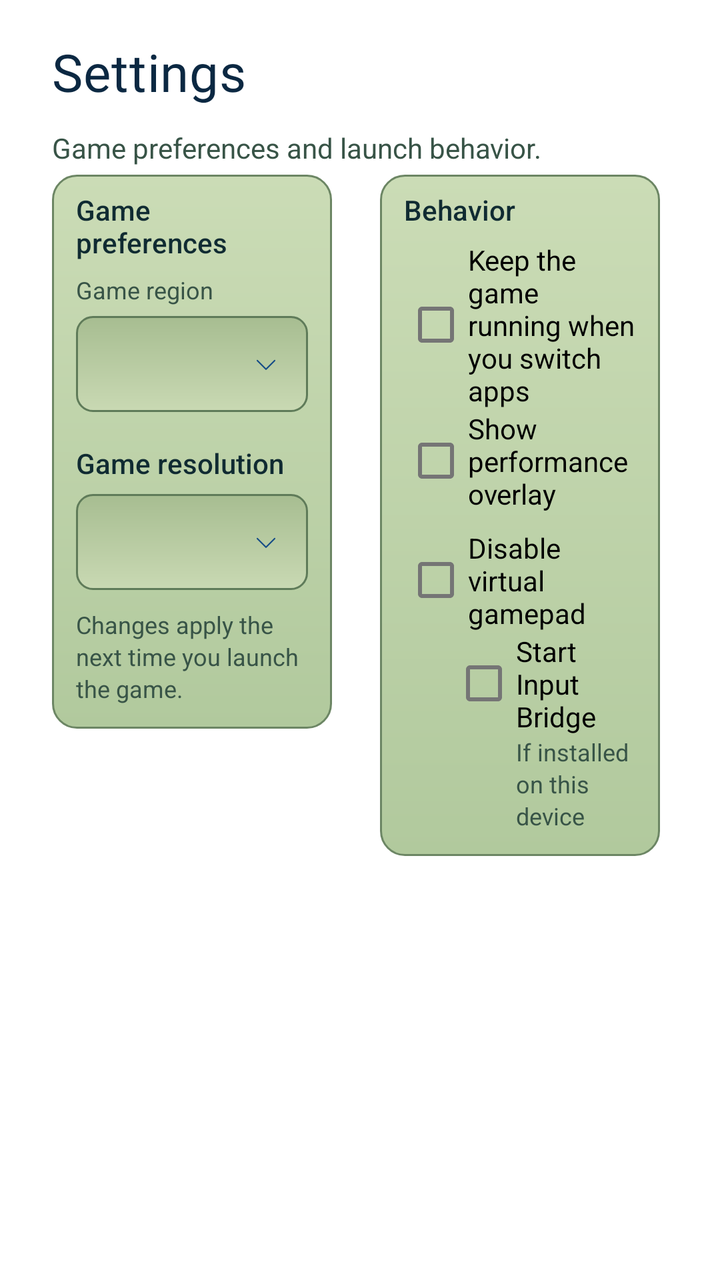
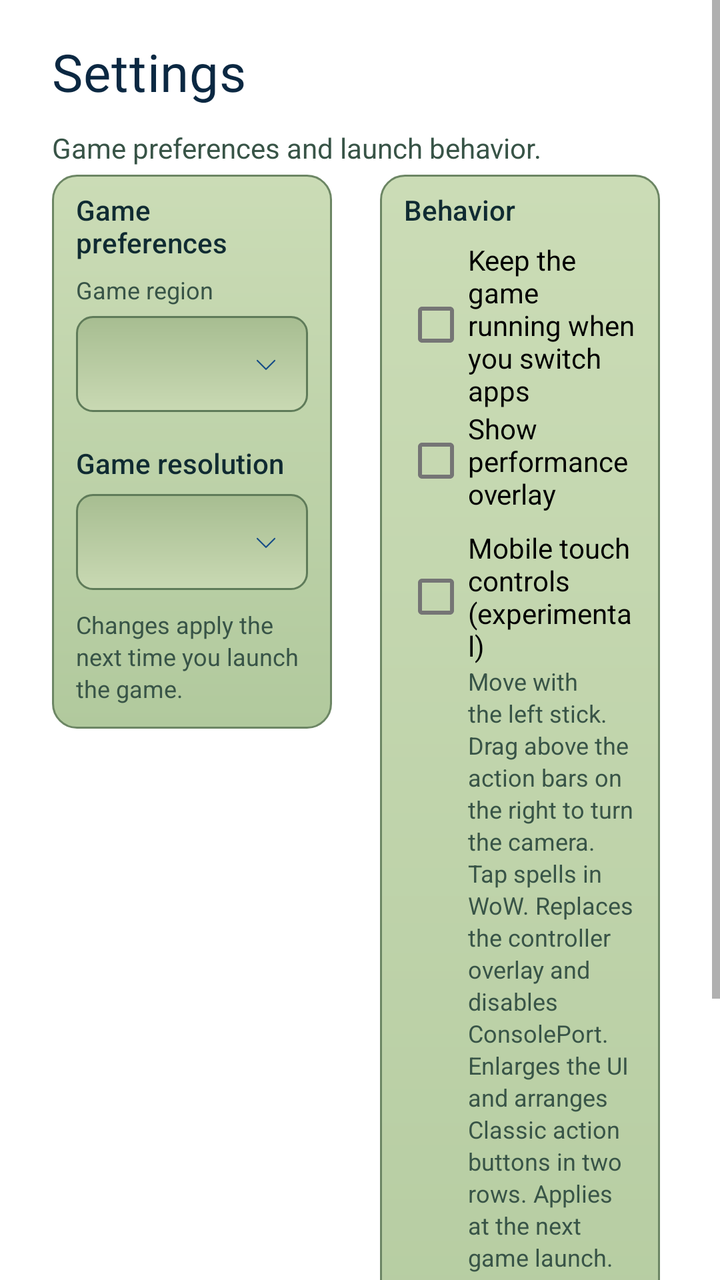

Two renders of the same Android screen: before a commit and after it. Below are the layout's source before the change and the commit's diff.
<!-- AndroidManifest.xml: fallback theme Theme.MaterialComponents.DayNight.NoActionBar -->
<!-- res/layout/fragment_wehavephones_settings.xml -->
<?xml version="1.0" encoding="utf-8"?>
<ScrollView
    xmlns:android="http://schemas.android.com/apk/res/android"
    android:layout_width="match_parent"
    android:layout_height="match_parent"
    android:scrollbars="vertical"
    android:scrollbarStyle="insideInset">
    <LinearLayout
        android:layout_width="match_parent"
        android:layout_height="wrap_content"
        android:orientation="vertical"
        android:paddingLeft="26dp"
        android:paddingRight="26dp"
        android:paddingTop="22dp"
        android:paddingBottom="12dp">
        <TextView
            style="@style/WeHavePhonesScreenTitle"
            android:text="@string/wehavephones_settings_title"
            android:textColor="@color/wehavephones_text_title"
            android:textSize="26sp" />
        <TextView
            style="@style/WeHavePhonesHint"
            android:layout_marginTop="6dp"
            android:text="@string/wehavephones_settings_intro"
            android:textSize="14sp" />
        <LinearLayout
            android:layout_width="match_parent"
            android:layout_height="wrap_content"
            android:orientation="horizontal"
            android:baselineAligned="false"
            android:layout_marginTop="4dp">
            <LinearLayout
                android:layout_width="0dp"
                android:layout_height="wrap_content"
                android:layout_weight="1"
                android:layout_marginRight="12dp"
                android:orientation="vertical"
                android:background="@drawable/wehavephones_card_background"
                android:paddingLeft="12dp"
                android:paddingRight="12dp"
                android:paddingTop="8dp"
                android:paddingBottom="12dp">
                <TextView
                    style="@style/WeHavePhonesSectionLabel"
                    android:layout_marginTop="0dp"
                    android:text="@string/wehavephones_settings_game_preferences" />
                <TextView
                    style="@style/WeHavePhonesHint"
                    android:text="@string/wehavephones_setup_region"
                    android:layout_marginBottom="5dp" />
                <Spinner
                    android:id="@+id/SPSettingsRegion"
                    android:layout_width="match_parent"
                    android:layout_height="48dp"
                    android:background="@drawable/wehavephones_dropdown"
                    android:contentDescription="@string/wehavephones_setup_region" />
                <TextView
                    style="@style/WeHavePhonesSectionLabel"
                    android:text="@string/wehavephones_settings_resolution_title" />
                <Spinner
                    android:id="@+id/SPGameResolution"
                    android:layout_width="match_parent"
                    android:layout_height="48dp"
                    android:background="@drawable/wehavephones_dropdown"
                    android:contentDescription="@string/wehavephones_settings_resolution_title" />
                <TextView
                    style="@style/WeHavePhonesHint"
                    android:layout_marginTop="9dp"
                    android:text="@string/wehavephones_settings_region_hint" />
            </LinearLayout>
            <LinearLayout
                android:layout_width="0dp"
                android:layout_height="wrap_content"
                android:layout_weight="1"
                android:layout_marginLeft="12dp"
                android:orientation="vertical"
                android:background="@drawable/wehavephones_card_background"
                android:paddingLeft="12dp"
                android:paddingRight="12dp"
                android:paddingTop="8dp"
                android:paddingBottom="12dp">
                <TextView
                    style="@style/WeHavePhonesSectionLabel"
                    android:layout_marginTop="0dp"
                    android:text="@string/wehavephones_settings_behavior_title" />
                <CheckBox
                    android:id="@+id/CBKeepRunningInBackground"
                    android:layout_width="match_parent"
                    android:layout_height="wrap_content"
                    android:text="@string/wehavephones_settings_keep_running" />
                <CheckBox
                    android:id="@+id/CBPerformanceOverlay"
                    android:layout_width="match_parent"
                    android:layout_height="wrap_content"
                    android:text="@string/wehavephones_settings_performance_overlay" />
                <CheckBox
                    android:id="@+id/CBDisableVirtualGamepad"
                    android:layout_width="match_parent"
                    android:layout_height="wrap_content"
                    android:layout_marginTop="8dp"
                    android:text="@string/wehavephones_settings_disable_virtual_gamepad" />
                <CheckBox
                    android:id="@+id/CBStartInputBridge"
                    android:layout_width="match_parent"
                    android:layout_height="wrap_content"
                    android:layout_marginLeft="24dp"
                    android:text="@string/wehavephones_settings_input_bridge" />
                <TextView
                    style="@style/WeHavePhonesHint"
                    android:layout_marginLeft="56dp"
                    android:text="@string/wehavephones_settings_input_bridge_hint" />
            </LinearLayout>
        </LinearLayout>
    </LinearLayout>
</ScrollView>
<!-- resources referenced by this layout -->
<resources>
  <color name="wehavephones_text_title">#0B2842</color>
  <!-- drawable wehavephones_dropdown (drawable) -->
  <?xml version="1.0" encoding="utf-8"?>
  <layer-list
      xmlns:android="http://schemas.android.com/apk/res/android">
      <item
          android:drawable="@drawable/wehavephones_field" />
      <item
          android:drawable="@drawable/wehavephones_ic_chevron_down"
          android:gravity="end|center_vertical"
          android:right="14dp" />
  </layer-list>
  <string name="wehavephones_settings_behavior_title">Behavior</string>
  <string name="wehavephones_settings_disable_virtual_gamepad">Disable virtual gamepad</string>
  <string name="wehavephones_settings_game_preferences">Game preferences</string>
  <string name="wehavephones_settings_input_bridge">Start Input Bridge</string>
  <string name="wehavephones_settings_input_bridge_hint">If installed on this device</string>
  <string name="wehavephones_settings_intro">Game preferences and launch behavior.</string>
  <string name="wehavephones_settings_keep_running">Keep the game running when you switch apps</string>
  <string name="wehavephones_settings_performance_overlay">Show performance overlay</string>
  <string name="wehavephones_settings_region_hint">Changes apply the next time you launch the game.</string>
  <string name="wehavephones_settings_resolution_title">Game resolution</string>
  <string name="wehavephones_settings_title">Settings</string>
  <string name="wehavephones_setup_region">Game region</string>
  <style name="WeHavePhonesHint">
          <item name="android:layout_width">match_parent</item>
          <item name="android:layout_height">wrap_content</item>
          <item name="android:textColor">@color/wehavephones_text_dim</item>
          <item name="android:textSize">12sp</item>
          <item name="android:lineSpacingExtra">2dp</item>
      </style>
  <style name="WeHavePhonesScreenTitle" parent="WeHavePhonesHeader">
          <item name="android:gravity">start</item>
          <item name="android:textSize">26sp</item>
          <item name="android:layout_marginBottom">6dp</item>
          <item name="android:letterSpacing">0.01</item>
      </style>
  <!-- drawable wehavephones_field (drawable) -->
  <?xml version="1.0" encoding="utf-8"?>
  <shape
      xmlns:android="http://schemas.android.com/apk/res/android"
      android:shape="rectangle">
      <corners
          android:radius="8dp" />
      <gradient
          android:angle="270"
          android:startColor="#A7BD91"
          android:endColor="#C9D9B3" />
      <stroke
          android:width="1dp"
          android:color="#5F7B59" />
  </shape>
  <color name="wehavephones_text_dim">#385447</color>
  <style name="WeHavePhonesHeader">
          <item name="android:layout_width">match_parent</item>
          <item name="android:layout_height">wrap_content</item>
          <item name="android:fontFamily">@font/wehavephones_lcd</item>
          <item name="android:textColor">@color/wehavephones_text_title</item>
          <item name="android:textSize">28sp</item>
          <item name="android:includeFontPadding">false</item>
      </style>
  <color name="wehavephones_text">#102B32</color>
  <color name="wehavephones_accent">#164C87</color>
  <!-- unchanged entries left out for length: 3 -->
</resources>

<!-- the commit's change to res/layout/fragment_wehavephones_settings.xml (unified diff, before → after) -->
@@ -94,6 +94,16 @@
                     android:layout_height="wrap_content"
                     android:text="@string/wehavephones_settings_performance_overlay" />
                 <CheckBox
+                    android:id="@+id/CBMobileTouch"
+                    android:layout_width="match_parent"
+                    android:layout_height="wrap_content"
+                    android:layout_marginTop="8dp"
+                    android:text="@string/wehavephones_settings_mobile_touch" />
+                <TextView
+                    style="@style/WeHavePhonesHint"
+                    android:layout_marginLeft="32dp"
+                    android:text="@string/wehavephones_settings_mobile_touch_hint" />
+                <CheckBox
                     android:id="@+id/CBDisableVirtualGamepad"
                     android:layout_width="match_parent"
                     android:layout_height="wrap_content"
<!-- resource entries referenced after the edit -->
@@ -19,6 +19,8 @@
   <string name="wehavephones_settings_input_bridge_hint">If installed on this device</string>
   <string name="wehavephones_settings_intro">Game preferences and launch behavior.</string>
   <string name="wehavephones_settings_keep_running">Keep the game running when you switch apps</string>
+  <string name="wehavephones_settings_mobile_touch">Mobile touch controls (experimental)</string>
+  <string name="wehavephones_settings_mobile_touch_hint">Move with the left stick. Drag above the action bars on the right to turn the camera. Tap spells in WoW. Replaces the controller overlay and disables ConsolePort. Enlarges the UI and arranges Classic action buttons in two rows. Applies at the next game launch.</string>
   <string name="wehavephones_settings_performance_overlay">Show performance overlay</string>
   <string name="wehavephones_settings_region_hint">Changes apply the next time you launch the game.</string>
   <string name="wehavephones_settings_resolution_title">Game resolution</string>
